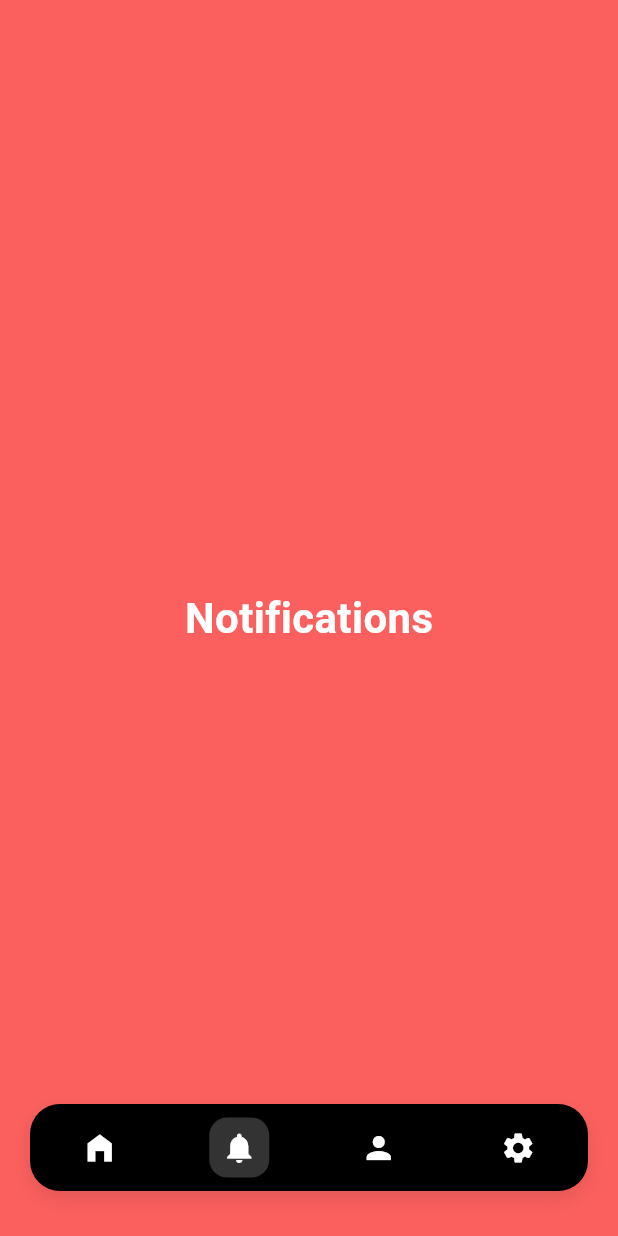
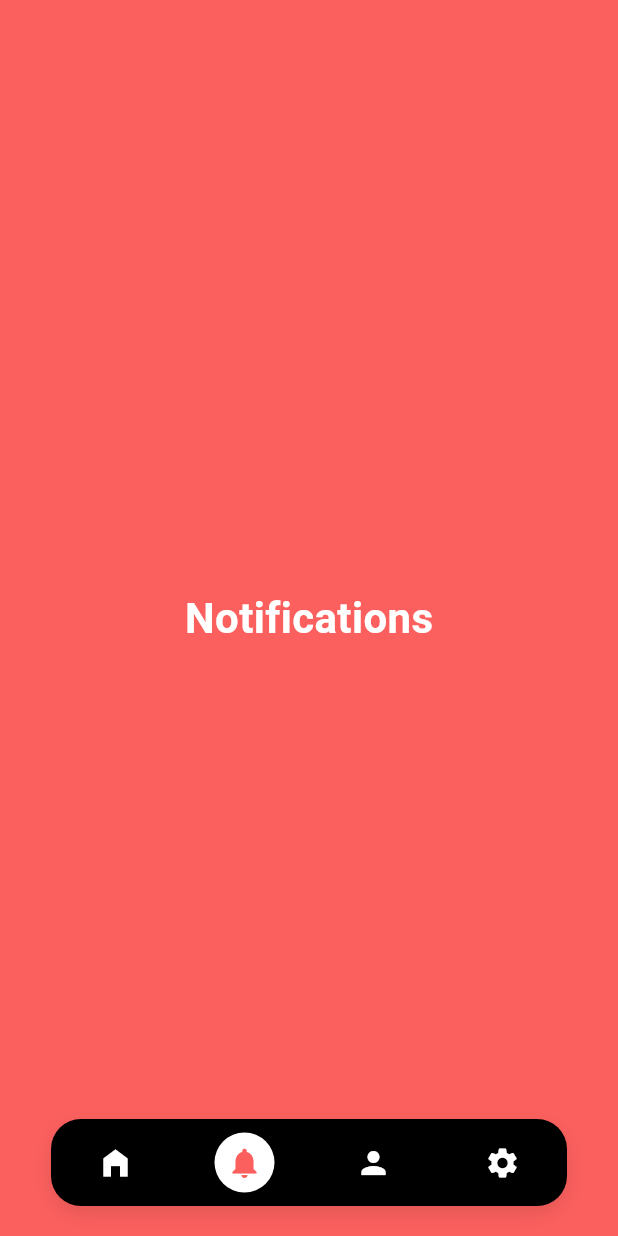
Before and after one commit to leeerrrrmmm/MindMap, a Flutter app: the screen it shows after launch, item 2 of the bottom bar chosen, on a phone screen of 412 x 824 dp. Run offline on Flutter 3.47's test engine with Material 3 defaults, Android fonts, the phone set to English and light mode, and no system bars; our stand-ins replace font_awesome_flutter.

Commit message:
Refactor: Minor refactor of Custom Bottom Navigation Bar were done

```diff
--- a/lib/features/navigation/navigation.dart
+++ b/lib/features/navigation/navigation.dart
@@ -30,7 +30,7 @@ class _NavigationState extends State<Navigation> {
 
           // 2. Кастомная панель навигации
           Positioned(
-            bottom: 30,
+            bottom: 20,
             left: 0,
             right: 0,
             child: CustomBottomNavBar(
--- a/lib/features/navigation/widget/custom_bottom_nav_bar_widget.dart
+++ b/lib/features/navigation/widget/custom_bottom_nav_bar_widget.dart
@@ -21,7 +21,7 @@ class CustomBottomNavBar extends StatelessWidget {
   @override
   Widget build(BuildContext context) {
     return Container(
-      margin: const EdgeInsets.symmetric(horizontal: 20),
+      margin: const EdgeInsets.symmetric(horizontal: 34),
       height: 58,
       decoration: BoxDecoration(
         color: Theme.of(context).colorScheme.secondary,
@@ -67,12 +67,15 @@ class _NavItem extends StatelessWidget {
         duration: const Duration(milliseconds: 200),
         padding: const EdgeInsets.all(8),
         decoration: BoxDecoration(
+          color: isActive ? Colors.white : Colors.transparent,
+          borderRadius: BorderRadius.circular(20),
+        ),
+        child: Icon(
+          icon,
           color: isActive
-              ? Colors.white.withValues(alpha: 0.2)
-              : Colors.transparent,
-          borderRadius: BorderRadius.circular(12),
+              ? Theme.of(context).scaffoldBackgroundColor
+              : Colors.white,
         ),
-        child: Icon(icon, color: Colors.white),
       ),
     );
   }
```
